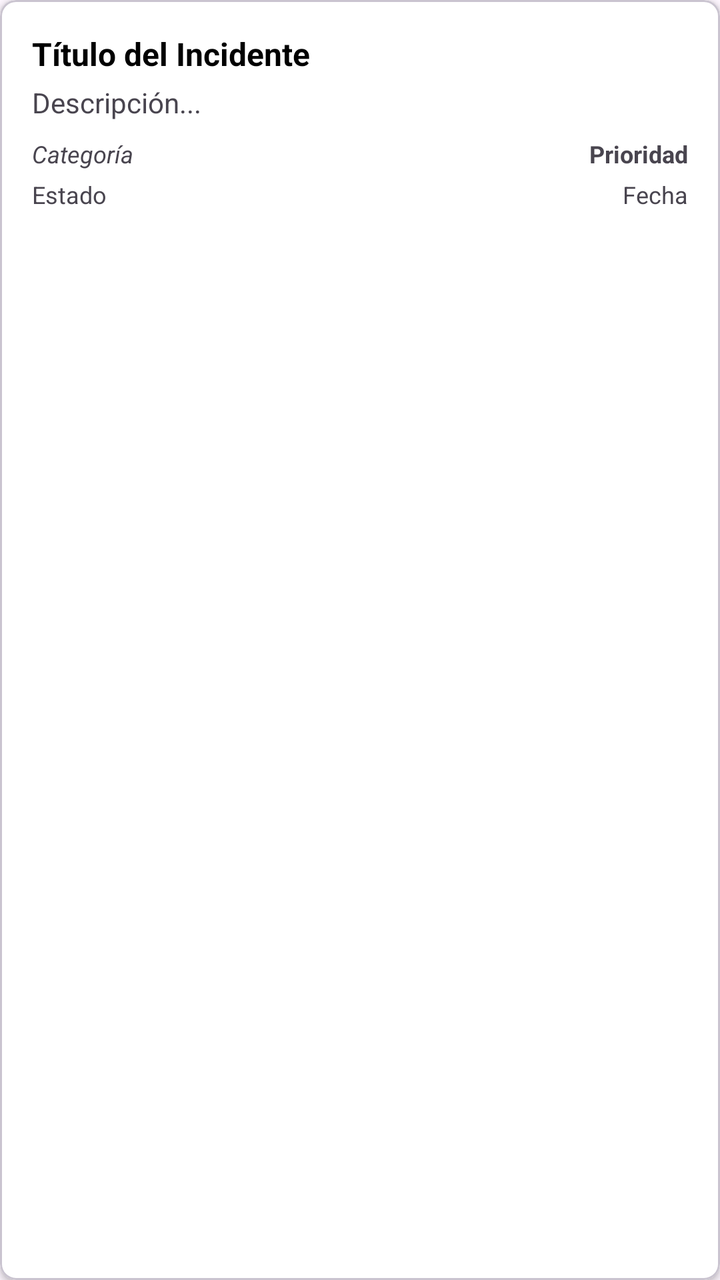
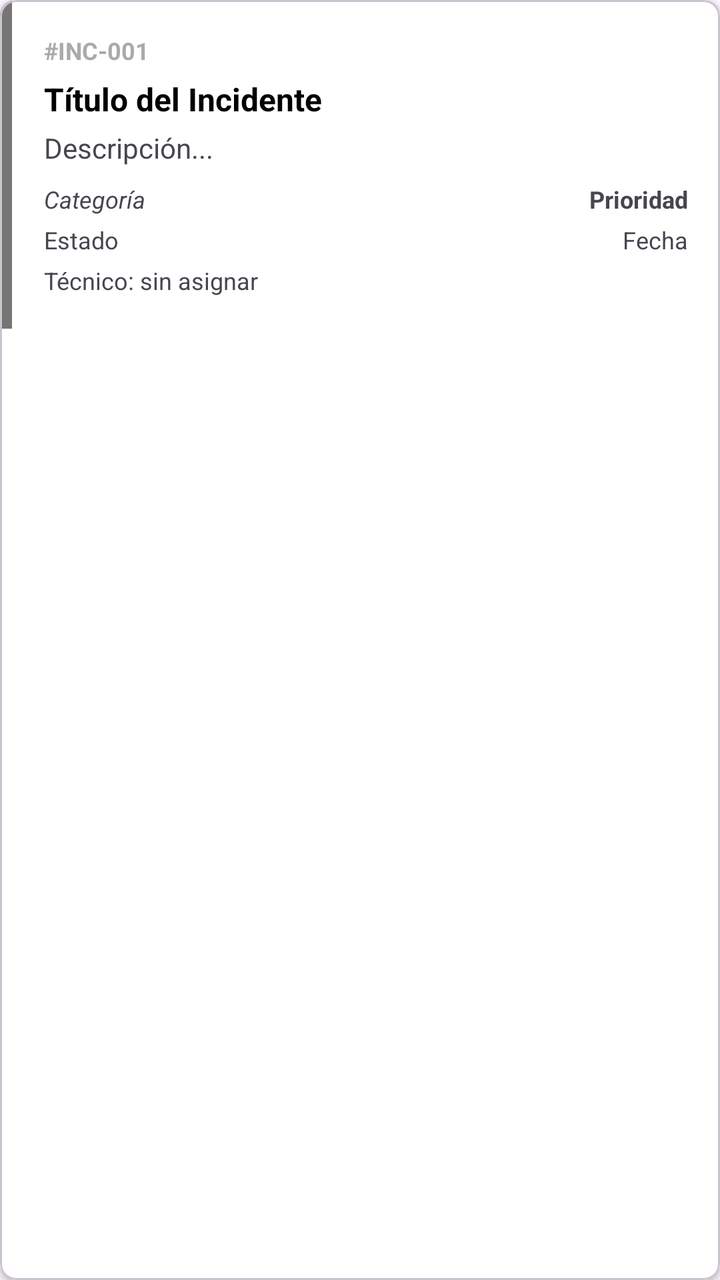

Before-and-after screenshots of an Android layout around one commit, followed by the original layout XML and the change that was made.
<!-- AndroidManifest.xml: application theme Theme.PY_DAMB2026II -->
<!-- res/layout/usat_incident_card.xml -->
<?xml version="1.0" encoding="utf-8"?>
<com.google.android.material.card.MaterialCardView xmlns:android="http://schemas.android.com/apk/res/android"
    xmlns:app="http://schemas.android.com/apk/res-auto"
    android:layout_width="match_parent"
    android:layout_height="wrap_content"
    android:layout_margin="8dp"
    app:cardBackgroundColor="@android:color/white"
    app:cardElevation="2dp"
    app:cardCornerRadius="8dp">

    <LinearLayout
        android:layout_width="match_parent"
        android:layout_height="wrap_content"
        android:orientation="vertical"
        android:padding="16dp">

        <TextView
            android:id="@+id/incident_title"
            android:layout_width="match_parent"
            android:layout_height="wrap_content"
            android:text="Título del Incidente"
            android:textStyle="bold"
            android:textSize="16sp"
            android:textColor="@android:color/black" />

        <TextView
            android:id="@+id/incident_description"
            android:layout_width="match_parent"
            android:layout_height="wrap_content"
            android:text="Descripción..."
            android:textSize="14sp"
            android:layout_marginTop="4dp" />

        <LinearLayout
            android:layout_width="match_parent"
            android:layout_height="wrap_content"
            android:orientation="horizontal"
            android:layout_marginTop="8dp">

            <TextView
                android:id="@+id/incident_category"
                android:layout_width="0dp"
                android:layout_height="wrap_content"
                android:layout_weight="1"
                android:text="Categoría"
                android:textSize="12sp"
                android:textStyle="italic" />

            <TextView
                android:id="@+id/incident_priority"
                android:layout_width="wrap_content"
                android:layout_height="wrap_content"
                android:text="Prioridad"
                android:textSize="12sp"
                android:textStyle="bold" />
        </LinearLayout>

        <LinearLayout
            android:layout_width="match_parent"
            android:layout_height="wrap_content"
            android:orientation="horizontal"
            android:layout_marginTop="4dp">

            <TextView
                android:id="@+id/incident_status"
                android:layout_width="0dp"
                android:layout_height="wrap_content"
                android:layout_weight="1"
                android:text="Estado"
                android:textSize="12sp" />

            <TextView
                android:id="@+id/incident_date"
                android:layout_width="wrap_content"
                android:layout_height="wrap_content"
                android:text="Fecha"
                android:textSize="12sp" />
        </LinearLayout>

    </LinearLayout>
</com.google.android.material.card.MaterialCardView>
<!-- resources referenced by this layout -->
<resources>
  <style name="Theme.PY_DAMB2026II" parent="Base.Theme.PY_DAMB2026II" />
  <style name="Base.Theme.PY_DAMB2026II" parent="Theme.Material3.DayNight.NoActionBar">
          
          
      </style>
</resources>

<!-- the commit's change to res/layout/usat_incident_card.xml (unified diff, before → after) -->
@@ -11,71 +11,127 @@
     <LinearLayout
         android:layout_width="match_parent"
         android:layout_height="wrap_content"
-        android:orientation="vertical"
-        android:padding="16dp">
+        android:orientation="horizontal">
 
-        <TextView
-            android:id="@+id/incident_title"
-            android:layout_width="match_parent"
-            android:layout_height="wrap_content"
-            android:text="Título del Incidente"
-            android:textStyle="bold"
-            android:textSize="16sp"
-            android:textColor="@android:color/black" />
-
-        <TextView
-            android:id="@+id/incident_description"
-            android:layout_width="match_parent"
-            android:layout_height="wrap_content"
-            android:text="Descripción..."
-            android:textSize="14sp"
-            android:layout_marginTop="4dp" />
+        
+        <View
+            android:id="@+id/incident_sla_bar"
+            android:layout_width="6dp"
+            android:layout_height="match_parent"
+            android:background="#757575" />
 
         <LinearLayout
-            android:layout_width="match_parent"
+            android:layout_width="0dp"
             android:layout_height="wrap_content"
-            android:orientation="horizontal"
-            android:layout_marginTop="8dp">
+            android:layout_weight="1"
+            android:orientation="vertical"
+            android:padding="16dp">
+
+            
+            <LinearLayout
+                android:layout_width="match_parent"
+                android:layout_height="wrap_content"
+                android:gravity="center_vertical"
+                android:orientation="horizontal">
+
+                <TextView
+                    android:id="@+id/incident_code"
+                    android:layout_width="0dp"
+                    android:layout_height="wrap_content"
+                    android:layout_weight="1"
+                    android:text="#INC-001"
+                    android:textColor="@android:color/darker_gray"
+                    android:textSize="12sp"
+                    android:textStyle="bold" />
+
+                <TextView
+                    android:id="@+id/incident_sla"
+                    android:layout_width="wrap_content"
+                    android:layout_height="wrap_content"
+                    android:paddingStart="8dp"
+                    android:paddingTop="2dp"
+                    android:paddingEnd="8dp"
+                    android:paddingBottom="2dp"
+                    android:text="SLA"
+                    android:textColor="@android:color/white"
+                    android:textSize="11sp"
+                    android:textStyle="bold" />
+            </LinearLayout>
 
             <TextView
-                android:id="@+id/incident_category"
-                android:layout_width="0dp"
+                android:id="@+id/incident_title"
+                android:layout_width="match_parent"
                 android:layout_height="wrap_content"
-                android:layout_weight="1"
-                android:text="Categoría"
-                android:textSize="12sp"
-                android:textStyle="italic" />
+                android:layout_marginTop="4dp"
+                android:text="Título del Incidente"
+                android:textColor="@android:color/black"
+                android:textSize="16sp"
+                android:textStyle="bold" />
 
             <TextView
-                android:id="@+id/incident_priority"
-                android:layout_width="wrap_content"
+                android:id="@+id/incident_description"
+                android:layout_width="match_parent"
                 android:layout_height="wrap_content"
-                android:text="Prioridad"
-                android:textSize="12sp"
-                android:textStyle="bold" />
-        </LinearLayout>
+                android:layout_marginTop="4dp"
+                android:ellipsize="end"
+                android:maxLines="2"
+                android:text="Descripción..."
+                android:textSize="14sp" />
 
-        <LinearLayout
-            android:layout_width="match_parent"
-            android:layout_height="wrap_content"
-            android:orientation="horizontal"
-            android:layout_marginTop="4dp">
+            <LinearLayout
+                android:layout_width="match_parent"
+                android:layout_height="wrap_content"
+                android:layout_marginTop="8dp"
+                android:orientation="horizontal">
+
+                <TextView
+                    android:id="@+id/incident_category"
+                    android:layout_width="0dp"
+                    android:layout_height="wrap_content"
+                    android:layout_weight="1"
+                    android:text="Categoría"
+                    android:textSize="12sp"
+                    android:textStyle="italic" />
+
+                <TextView
+                    android:id="@+id/incident_priority"
+                    android:layout_width="wrap_content"
+                    android:layout_height="wrap_content"
+                    android:text="Prioridad"
+                    android:textSize="12sp"
+                    android:textStyle="bold" />
+            </LinearLayout>
+
+            <LinearLayout
+                android:layout_width="match_parent"
+                android:layout_height="wrap_content"
+                android:layout_marginTop="4dp"
+                android:orientation="horizontal">
+
+                <TextView
+                    android:id="@+id/incident_status"
+                    android:layout_width="0dp"
+                    android:layout_height="wrap_content"
+                    android:layout_weight="1"
+                    android:text="Estado"
+                    android:textSize="12sp" />
+
+                <TextView
+                    android:id="@+id/incident_date"
+                    android:layout_width="wrap_content"
+                    android:layout_height="wrap_content"
+                    android:text="Fecha"
+                    android:textSize="12sp" />
+            </LinearLayout>
 
             <TextView
-                android:id="@+id/incident_status"
-                android:layout_width="0dp"
+                android:id="@+id/incident_tecnico"
+                android:layout_width="match_parent"
                 android:layout_height="wrap_content"
-                android:layout_weight="1"
-                android:text="Estado"
+                android:layout_marginTop="4dp"
+                android:text="Técnico: sin asignar"
                 android:textSize="12sp" />
 
-            <TextView
-                android:id="@+id/incident_date"
-                android:layout_width="wrap_content"
-                android:layout_height="wrap_content"
-                android:text="Fecha"
-                android:textSize="12sp" />
         </LinearLayout>
-
     </LinearLayout>
 </com.google.android.material.card.MaterialCardView>
